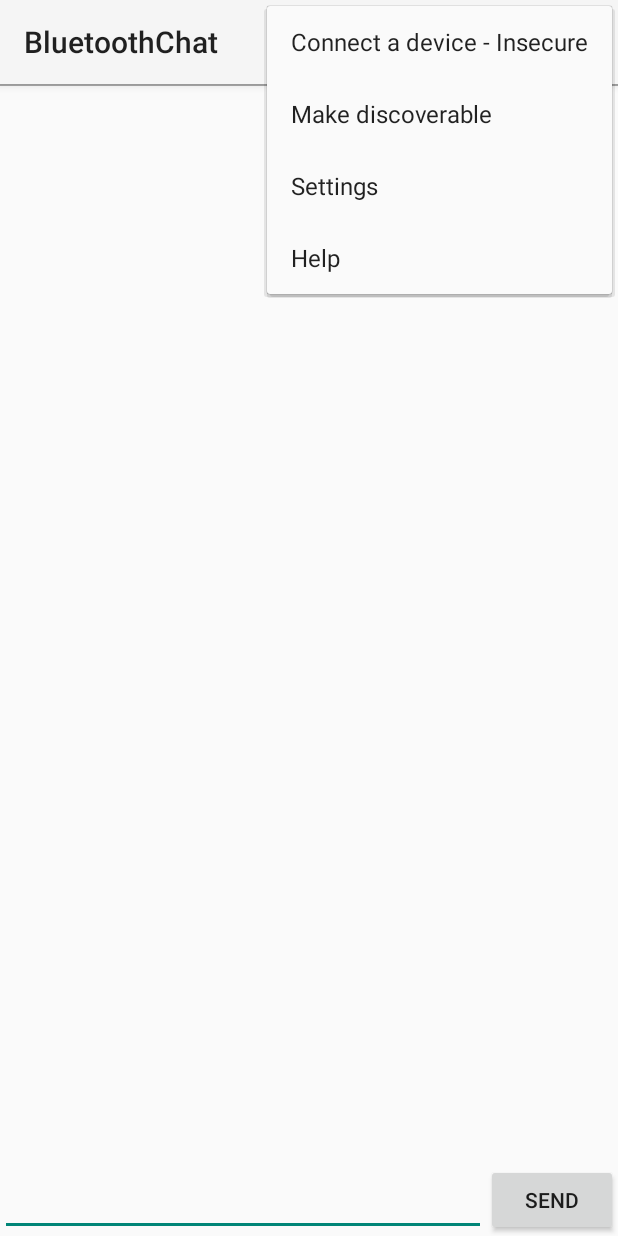
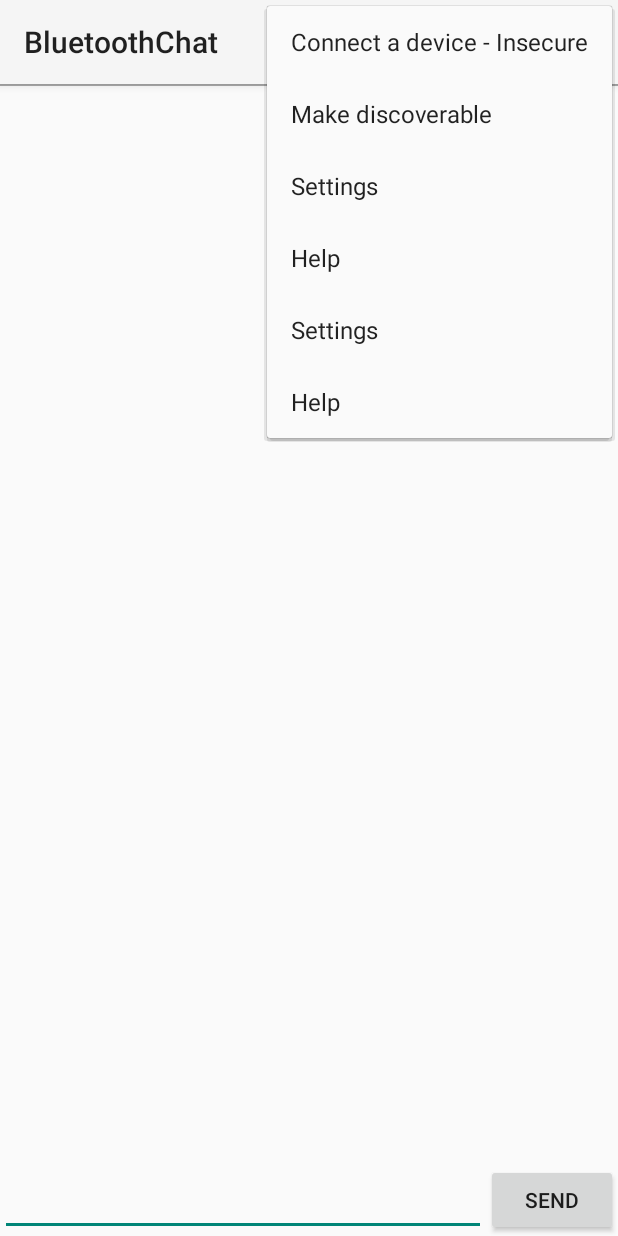
Before and after one commit to NYIT-CSCI455-2015-Spring/BluetoothChat, an Android app: the screen it shows after launch (MainActivity), with the options menu open, on a phone screen of 412 x 824 dp. Run offline under Robolectric (Android 15) with nearby library versions, the phone set to English and light mode, and no system bars.

Commit message:
Fixed issue with settings menu, also added the additional options in the bluetooth chat fragment's menu.

```diff
--- a/Application/src/main/java/com/example/android/bluetoothchat/BluetoothChatFragment.java
+++ b/Application/src/main/java/com/example/android/bluetoothchat/BluetoothChatFragment.java
@@ -444,6 +444,10 @@ public class BluetoothChatFragment extends Fragment {
                 ensureDiscoverable();
                 return true;
             }
+            case R.id.help:
+                startActivity(item.getIntent());
+            case R.id.settings:
+                startActivity(item.getIntent());
         }
         return false;
     }
--- a/Application/src/main/java/com/example/android/bluetoothchat/MainActivity.java
+++ b/Application/src/main/java/com/example/android/bluetoothchat/MainActivity.java
@@ -85,9 +85,9 @@ public class MainActivity extends SampleActivityBase implements DummyFragment.On
 
     @Override
     public boolean onPrepareOptionsMenu(Menu menu) {
-        MenuItem logToggle = menu.findItem(R.id.menu_toggle_log);
-        //MenuItem settings = menu.findItem(R.id.settings).setIntent(new Intent(this, SettingsActivity.class));
-        //MenuItem help = menu.findItem(R.id.help).setIntent(new Intent(this, HelpActivity.class));
+        //MenuItem logToggle = menu.findItem(R.id.menu_toggle_log);
+        MenuItem settings = menu.findItem(R.id.settings).setIntent(new Intent(this, SettingsActivity.class));
+        MenuItem help = menu.findItem(R.id.help).setIntent(new Intent(this, HelpActivity.class));
         /*logToggle.setVisible(findViewById(R.id.sample_output) instanceof ViewAnimator);
         logToggle.setTitle(mLogShown ? R.string.sample_hide_log : R.string.sample_show_log);*/
 
@@ -98,7 +98,7 @@ public class MainActivity extends SampleActivityBase implements DummyFragment.On
     public boolean onOptionsItemSelected(MenuItem item) {
         switch(item.getItemId()) {
             case R.id.menu_toggle_log:
-                mLogShown = !mLogShown;
+                //mLogShown = !mLogShown;
                 //ViewAnimator output = (ViewAnimator) findViewById(R.id.sample_output);
                 /*if (mLogShown) {
                     output.setDisplayedChild(1);
@@ -106,7 +106,7 @@ public class MainActivity extends SampleActivityBase implements DummyFragment.On
                     output.setDisplayedChild(0);
                 }
                 supportInvalidateOptionsMenu();*/
-                return true;
+                //return true;
             case R.id.help:
                 startActivity(item.getIntent());
             case R.id.settings:
--- a/Application/src/main/res/menu/main.xml
+++ b/Application/src/main/res/menu/main.xml
@@ -18,4 +18,16 @@
     <item android:id="@+id/menu_toggle_log"
           android:showAsAction="always"
           android:title="@string/sample_show_log" />
+
+    <item
+        android:id="@+id/settings"
+        android:orderInCategory="100"
+        android:showAsAction="never"
+        android:title="@string/settings" />
+
+    <item
+        android:id="@+id/help"
+        android:orderInCategory="100"
+        android:showAsAction="never"
+        android:title="@string/help" />
 </menu>
```
